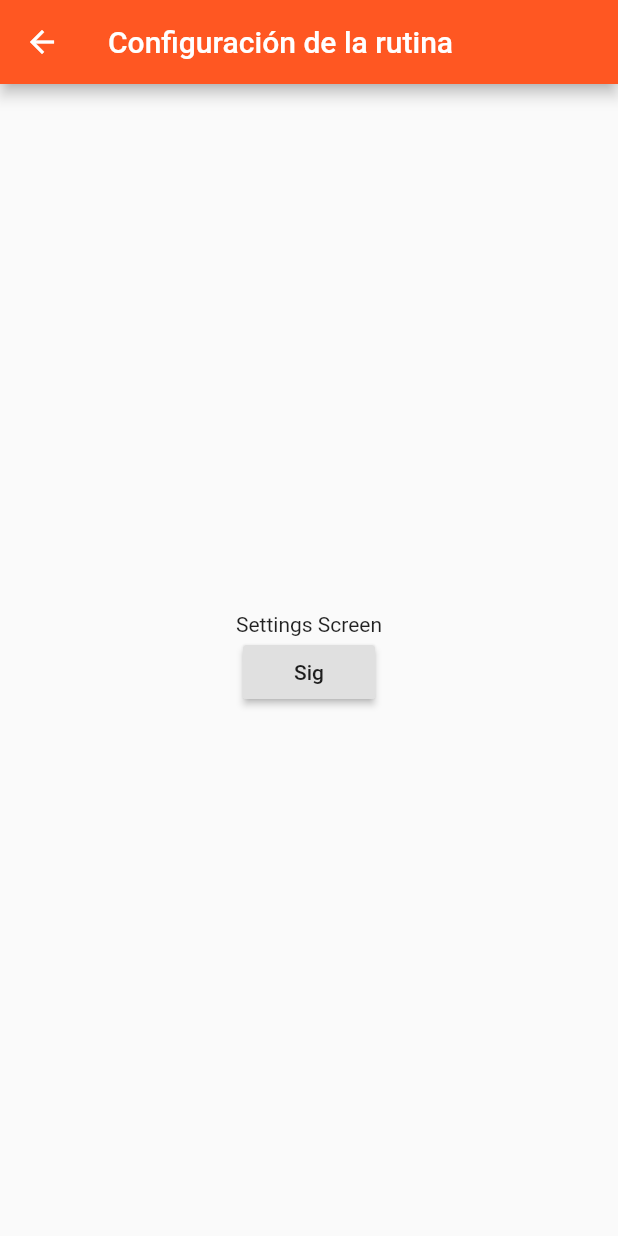
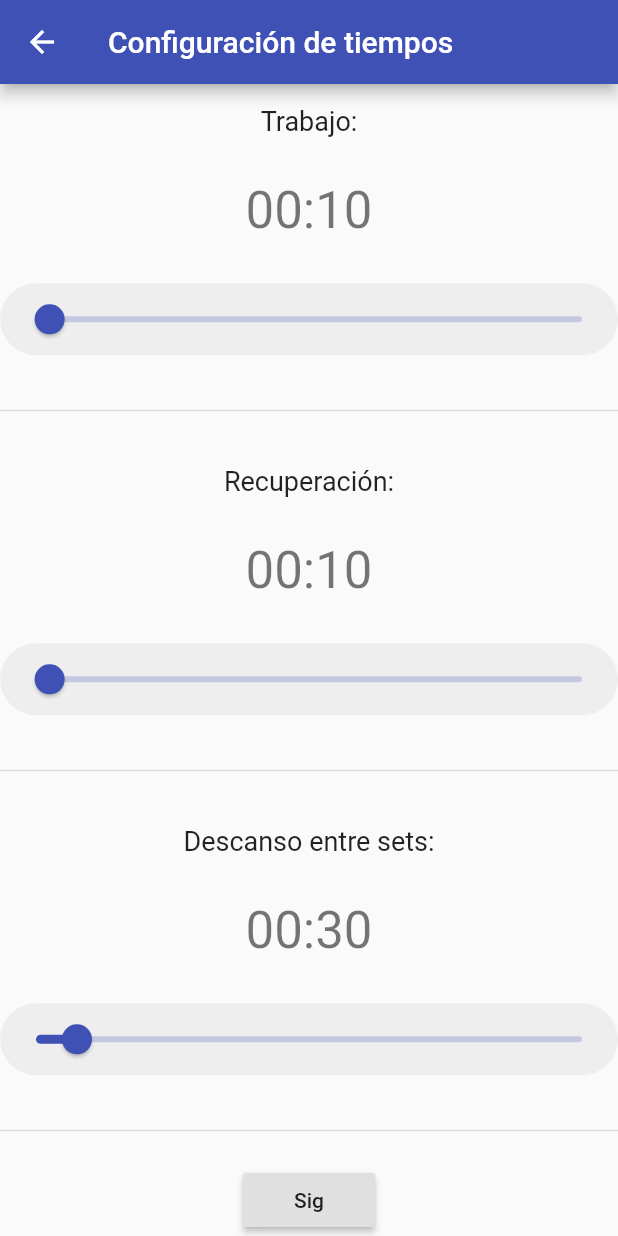
Before and after one commit to LivramentoLuciano/titan-timer-flutter-app, a Flutter app: the RoutineSettingsScreen screen opened by its route, on a phone screen of 412 x 824 dp. Run offline on Flutter 3.47's test engine with Material 2 defaults, Android fonts, the phone set to English and light mode, and no system bars; our stand-ins replace audioplayers, flutter_blue, flutter_swiper.

Commit message:
control version: creo modelo + RoutineSettings con ChangeNotifierProvider

```diff
--- a/titan_timer_control/lib/constants.dart
+++ b/titan_timer_control/lib/constants.dart
@@ -2,3 +2,11 @@ final MODES_ROUTE = "/";
 final ROUTINE_SETTINGS_ROUTE = "/routine_settings";
 final BT_CONNECTION_ROUTE = "/bt_connection";
 final CONTROL_ROUTE = "/control";
+
+String mmss(num secs) {
+  int mm = secs.toInt() ~/ 60;
+  int ss = secs.toInt() % 60;
+  String mmss =
+      "${(mm < 10) ? '0' + mm.toString() : mm}:${(ss < 10) ? '0' + ss.toString() : ss}";
+  return mmss;
+}
--- /dev/null
+++ b/titan_timer_control/lib/model/routine.dart
@@ -0,0 +1,80 @@
+import 'package:flutter/material.dart';
+
+class Routine with ChangeNotifier {
+  num _tWork, _tRest, _tRestSets;
+  num _actualRound, _actualSet, _rounds, _sets;
+
+  Routine({tWork, tRest, tRestSets, rounds, sets})
+      : _actualRound = 1,
+        _actualSet = 1,
+        _tWork = tWork,
+        _tRest = tRest,
+        _tRestSets = tRestSets;
+
+  num get tWork => _tWork;
+  set tWork(num tW) {
+    _tWork = tW;
+    notifyListeners();
+  }
+
+  num get tRest => _tRest;
+  set tRest(num tR) {
+    _tRest = tR;
+    notifyListeners();
+  }
+
+  num get tRestSets => _tRestSets;
+  set tRestSets(num tRS) {
+    _tRestSets = tRS;
+    notifyListeners();
+  }
+
+  num get rounds => _rounds;
+  set rounds(num r) {
+    _rounds = r;
+    notifyListeners();
+  }
+
+  num get sets => _sets;
+  set sets(num s) {
+    _sets = s;
+    notifyListeners();
+  }
+
+  num get actualRound => _actualRound;
+  set actualRound(num r) {
+    _actualRound = r;
+    notifyListeners();
+  }
+
+  num get actualSet => _actualSet;
+  set actualSet(num s) {
+    _actualSet = s;
+    notifyListeners();
+  }
+
+  // No chequeo primer y ultimo Set, inhabilito el boton directamente en esos casos
+  void roundUp() {
+    if (actualRound < rounds)
+      actualRound++;
+    else {
+      actualRound = 1;
+      setUp();
+    }
+  }
+
+  void roundDown() {
+    if (actualRound > 1)
+      actualRound--;
+    else {
+      actualRound = rounds;
+      setDown();
+    }
+  }
+
+  void setUp() => actualSet++;
+  void setDown() => actualSet--;
+
+  String toString() =>
+      "tWork: $_tWork, tRest: $_tRest, tRestSets: $_tRestSets,...";
+}
--- a/titan_timer_control/lib/view/app.dart
+++ b/titan_timer_control/lib/view/app.dart
@@ -12,7 +12,7 @@ class App extends StatelessWidget {
       title: "Titan Timer Control",
       debugShowCheckedModeBanner: false,
       theme: ThemeData(
-        primarySwatch: Colors.deepOrange,
+        primarySwatch: Colors.indigo,
         visualDensity: VisualDensity.adaptivePlatformDensity,
       ),
       initialRoute: MODES_ROUTE,
--- a/titan_timer_control/lib/view/screens/routine_settings.dart
+++ b/titan_timer_control/lib/view/screens/routine_settings.dart
@@ -1,16 +1,23 @@
 import 'package:flutter/material.dart';
+import 'package:provider/provider.dart';
 import 'package:titan_timer_control/constants.dart';
+import 'package:titan_timer_control/model/routine.dart';
+import 'package:titan_timer_control/view/widgets/time_slider.dart';
 
 class RoutineSettingsScreen extends StatelessWidget {
   @override
   Widget build(BuildContext context) {
-    return Scaffold(
-      appBar: AppBar(title: Text("Configuración de la rutina")),
+    return ChangeNotifierProvider<Routine>(
+      create: (_) => Routine(tWork: 10, tRest: 10, tRestSets: 30),
+      child: Scaffold(
+        appBar: AppBar(title: Text("Configuración de tiempos")),
         body: Center(
           child: Column(
             mainAxisAlignment: MainAxisAlignment.center,
             children: [
-            Text("Settings Screen"),
+              TimeSlider(name: "work"),
+              TimeSlider(name: "rest"),
+              TimeSlider(name: "rest-set"),
               RaisedButton(
                 onPressed: () => Navigator.of(context).pushNamed(CONTROL_ROUTE),
                 child: Text("Sig"),
@@ -18,6 +25,7 @@ class RoutineSettingsScreen extends StatelessWidget {
             ],
           ),
         ),
+      ),
     );
   }
 }
--- /dev/null
+++ b/titan_timer_control/lib/view/widgets/time_slider.dart
@@ -0,0 +1,58 @@
+import 'package:flutter/material.dart';
+import 'package:provider/provider.dart';
+import 'package:titan_timer_control/constants.dart';
+import 'package:titan_timer_control/model/routine.dart';
+
+class TimeSlider extends StatelessWidget {
+  final String name;
+  TimeSlider({this.name});
+
+  @override
+  Widget build(BuildContext context) {
+    // uso Provider de Routine para poder acceder a la misma sin pasajes de parametros
+    final routine = Provider.of<Routine>(context);
+    final num _time = name == "work"
+        ? routine.tWork
+        : name == "rest"
+            ? routine.tRest
+            : routine.tRestSets;
+
+    final String _title = name == "work"
+        ? "Trabajo:"
+        : name == "rest"
+            ? "Recuperación:"
+            : "Descanso entre sets:";
+
+    _handleNewValue(newValue) {
+      if (name == "work")
+        routine.tWork = newValue;
+      else if (name == "rest")
+        routine.tRest = newValue;
+      else
+        routine.tRestSets = newValue;
+    }
+
+    return Expanded(
+      child: Column(
+        mainAxisAlignment: MainAxisAlignment.spaceAround,
+        children: [
+          Text(_title, style: TextStyle(fontSize: 18)),
+          Text(mmss(_time), style: Theme.of(context).textTheme.headline4),
+          Container(
+            decoration: BoxDecoration(
+              borderRadius: BorderRadius.circular(40),
+              color: Colors.grey[200],
+            ),
+            child: Slider(
+              min: 0,
+              max: 400,
+              value: _time.toDouble(),
+              onChanged: _handleNewValue,
+            ),
+          ),
+          Divider(thickness: 1),
+        ],
+      ),
+    );
+  }
+}
```
Also changed, not shown: titan_timer_control/pubspec.yaml (+1 -6 lines), titan_timer_control/pubspec.lock. Lines whose indentation alone changed are shown as unchanged.
